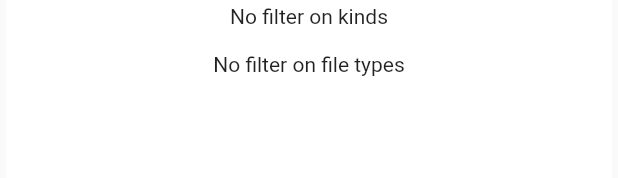
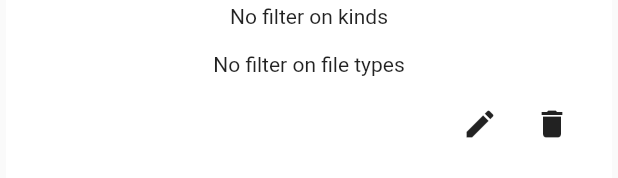
Before and after one commit to KONFeature/Crypto.com-Benefit, a Flutter app: the StatisticSettingCardWidget widget shown alone on an empty page, opened directly with empty values, after a tap on the "expand more" icon, on a phone screen of 412 x 824 dp. Shown: the part 122-300 px from the top of the screen. Run offline on Flutter 3.47's test engine with Material 2 defaults, Android fonts, the phone set to English and light mode, and no system bars; drawn by our look-alikes of expandable; our stand-ins replace csv, flutter_mobx, get_it, mobx, moor, rxdart and 1 more; missing offline and left inert: encrypted_moor, flutter_document_picker, selectable_container; generated files the repository leaves out were written again.

Commit message:
Statistic deletion and start update

```diff
--- a/lib/app/data/mappers/statistic.mapper.dart
+++ b/lib/app/data/mappers/statistic.mapper.dart
@@ -23,6 +23,7 @@ class StatisticMapper {
     final types = entity.fileTypes != null && entity.fileTypes.isNotEmpty
         ? entity.fileTypes
         : List<FileType>();
-    return Statistic(name: entity.name, kinds: kinds, fileTypes: types);
+    return Statistic(
+        id: entity.id, name: entity.name, kinds: kinds, fileTypes: types);
   }
 }
--- a/lib/app/data/repositories/statistic.impl.repository.dart
+++ b/lib/app/data/repositories/statistic.impl.repository.dart
@@ -69,4 +69,9 @@ class StatisticRepository implements IStatisticRepository {
     await _statisticDao.updateFileTypesForStat(statId, types);
     print('Successfully updated the statistic with id $statId');
   }
+
+  @override
+  Future<void> deleteStatistic(int statId) async {
+    await _statisticDao.deleteStat(statId);
+  }
 }
--- a/lib/app/data/sources/database/tables/transactions.table.dart
+++ b/lib/app/data/sources/database/tables/transactions.table.dart
@@ -4,8 +4,8 @@ import 'package:moor/moor.dart';
 @DataClassName("TransactionEntity")
 class TransactionsTable extends Table {
   IntColumn get id => integer().autoIncrement()();
-  IntColumn get fileId =>
-      integer().customConstraint("REFERENCES imported_files_table(id)")();
+  IntColumn get fileId => integer().customConstraint(
+      "REFERENCES imported_files_table(id)  ON UPDATE CASCADE ON DELETE CASCADE")();
   DateTimeColumn get timestamp => dateTime()();
   TextColumn get description => text()();
   TextColumn get sourceCurrency => text()();
--- a/lib/app/domain/object/statistic/statistic.dart
+++ b/lib/app/domain/object/statistic/statistic.dart
@@ -3,6 +3,9 @@ import 'package:crypto_benefit/app/domain/object/transaction_kind.dart';
 
 /// Simple class representing a the stats of transactions
 class Statistic {
+  /// The id of this stat
+  final int id;
+
   /// Name of this stats
   final String name;
 
@@ -13,6 +16,7 @@ class Statistic {
   final List<FileType> fileTypes;
 
   Statistic({
+    this.id,
     this.name,
     this.kinds,
     this.fileTypes,
--- a/lib/app/presentation/modules/dashboard/dashboard.widget.dart
+++ b/lib/app/presentation/modules/dashboard/dashboard.widget.dart
@@ -34,6 +34,7 @@ class DashboardWidget {
         crossAxisCount: 2,
         scrollDirection: Axis.vertical,
         shrinkWrap: true,
+        padding: EdgeInsets.all(padding),
         physics: BouncingScrollPhysics(),
         itemBuilder: (_, index) => Container(
             child: ComputedStatisticCardWidget(
--- a/lib/app/presentation/widget/statistic_setting_card.widget.dart
+++ b/lib/app/presentation/widget/statistic_setting_card.widget.dart
@@ -6,10 +6,18 @@ import 'package:crypto_benefit/core/values/dimens.dart';
 import 'package:expandable/expandable.dart';
 import 'package:flutter/material.dart';
 
+/// A card representing a statistic in the settings page
 class StatisticSettingCardWidget extends StatelessWidget {
+  /// The statistics to display
   final Statistic statistic;
 
-  const StatisticSettingCardWidget({Key key, this.statistic}) : super(key: key);
+  // Callback for the different action that can be performed on this view
+  final void Function() onEditClicked;
+  final void Function() onDeleteClicked;
+
+  const StatisticSettingCardWidget(
+      {Key key, this.statistic, this.onEditClicked, this.onDeleteClicked})
+      : super(key: key);
 
   @override
   Widget build(BuildContext context) => BaseCardWidget(children: [
@@ -23,7 +31,12 @@ class StatisticSettingCardWidget extends StatelessWidget {
             statistic.name,
             style: Theme.of(context).textTheme.bodyText1,
           ),
-          expanded: Column(
+          expanded: _expandedBody(context),
+        ),
+      ]);
+
+  /// The expanded body of our statistic (displaying kind and types concerned)
+  Widget _expandedBody(BuildContext context) => Column(
         children: [
           Divider(
             thickness: 1.0,
@@ -44,10 +57,24 @@ class StatisticSettingCardWidget extends StatelessWidget {
               textAlign: TextAlign.start,
             ),
           ),
+          _actionButtons(context)
         ],
+      );
+
+  /// The action button to be displayed
+  Widget _actionButtons(BuildContext context) => Row(
+        mainAxisAlignment: MainAxisAlignment.end,
+        children: [
+          IconButton(
+            icon: Icon(Icons.edit),
+            onPressed: onEditClicked,
           ),
+          IconButton(
+            icon: Icon(Icons.delete),
+            onPressed: onDeleteClicked,
           ),
-      ]);
+        ],
+      );
 
   String _kindsText(List<TransactionKind> kinds) =>
       kinds != null && kinds.isNotEmpty
--- a/lib/core/di/injector_provider.dart
+++ b/lib/core/di/injector_provider.dart
@@ -20,6 +20,7 @@ import 'package:crypto_benefit/app/domain/usecases/import/clear_imports.usecase.
 import 'package:crypto_benefit/app/domain/usecases/import/watch_imported_files.usecase.dart';
 import 'package:crypto_benefit/app/domain/usecases/import/import_file.usecase.dart';
 import 'package:crypto_benefit/app/domain/usecases/settings/create_statistic.usecase.dart';
+import 'package:crypto_benefit/app/domain/usecases/settings/delete_statistic.usecase.dart';
 import 'package:crypto_benefit/app/domain/usecases/settings/get_transaction_kinds.usecase.dart';
 import 'package:crypto_benefit/app/domain/usecases/settings/watch_statistics.usecase.dart';
 import 'package:crypto_benefit/app/presentation/modules/dashboard/dashboard.viewmodel.dart';
@@ -72,7 +73,6 @@ Future<void> setupInjection() async {
   inject.registerLazySingleton(() => new ImportViewModel());
   inject.registerLazySingleton(() => new DashboardViewModel());
   inject.registerLazySingleton(() => new SettingsViewModel());
-  inject.registerLazySingleton(() => new CreateStatisticViewModel());
 }
 
 Future<void> setupUseCases() async {
@@ -85,6 +85,7 @@ Future<void> setupUseCases() async {
   inject.registerLazySingleton(() => new WatchStatisticsUseCase());
   inject.registerLazySingleton(() => new GetTransactionKindsUseCase());
   inject.registerLazySingleton(() => new CreateStatisticUseCase());
+  inject.registerLazySingleton(() => new DeleteStatisticUseCase());
 
   // Dashboard use case
   inject.registerLazySingleton(() => new WatchComputedStatsUseCase());
```
Also changed, not shown: lib/app/data/sources/database/tables/statistics.table.dart (+6 -6 lines), lib/app/domain/repositories/statistic.repository.dart (+7 -4 lines), lib/app/domain/usecases/settings/delete_statistic.usecase.dart (added, +22 -0 lines), lib/app/presentation/modules/settings/create_statistic/create_statistic.modal.dart (+22 -13 lines), lib/app/presentation/modules/settings/create_statistic/create_statistic.viewmodel.dart (+31 -2 lines), lib/app/presentation/modules/settings/create_statistic/create_statistic.widget.dart (+16 -14 lines), lib/app/presentation/modules/settings/settings.viewmodel.dart (+11 -0 lines), lib/app/presentation/modules/settings/settings.widget.dart (+29 -7 lines), lib/app/data/sources/database/app_database.g.dart. Lines whose indentation alone changed are shown as unchanged.
